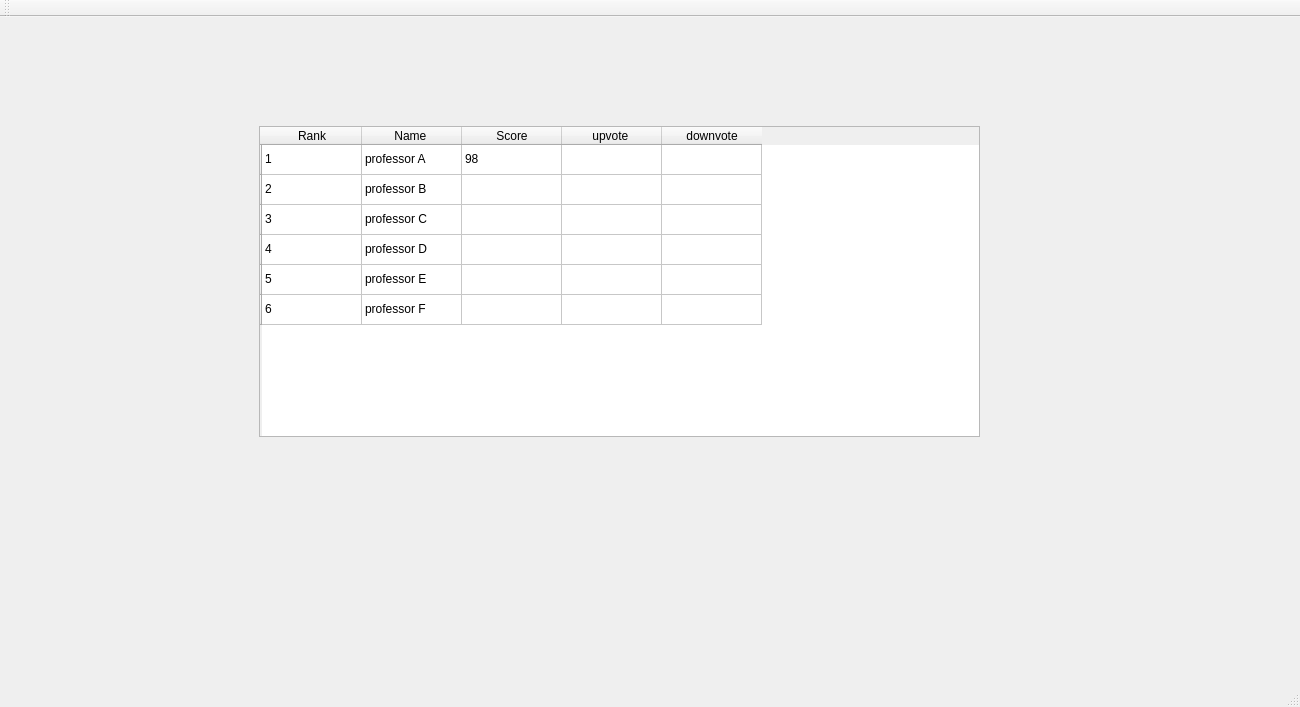
First picture: the form in mainwindow.ui, repository Youssef2778/Rate-AUC-Professors-2.0, before the edit.
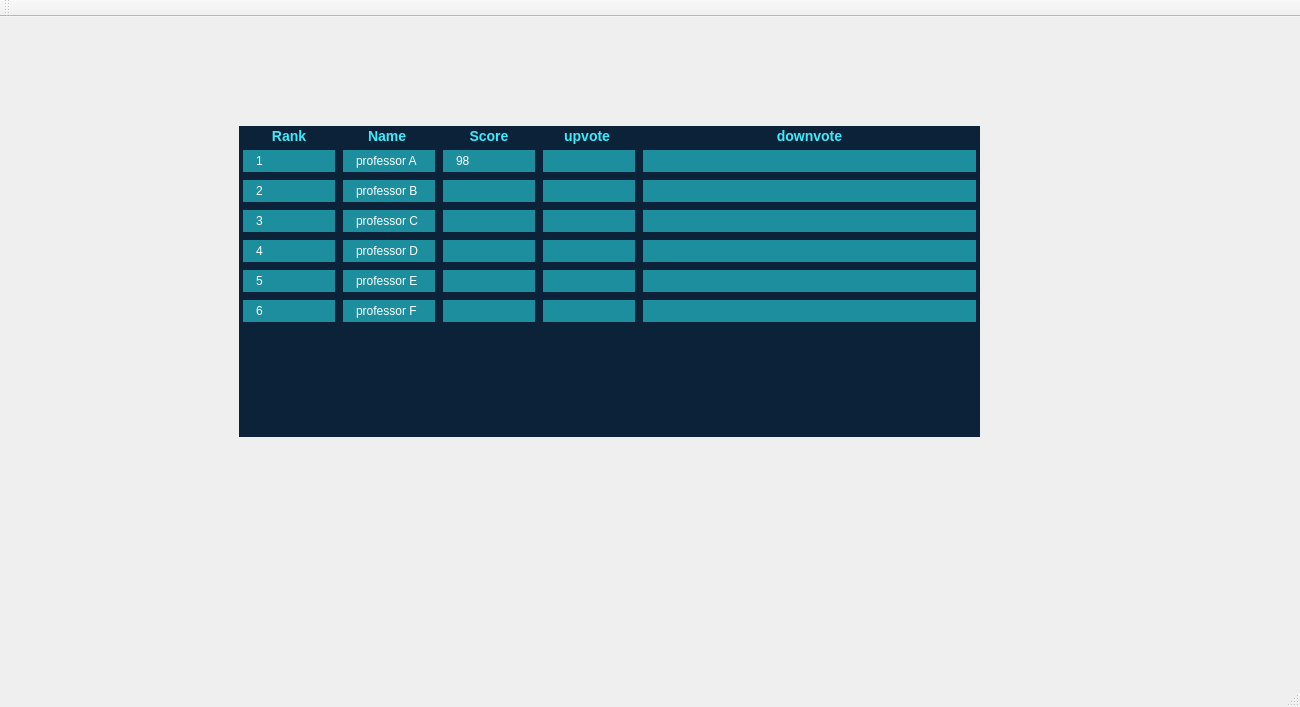
Second picture: the form after the edit. Icons and pictures are not drawn.

Commit message: second design of leaderboard

```diff
--- a/mainwindow.ui
+++ b/mainwindow.ui
@@ -446,20 +446,68 @@
        <widget class="QTableWidget" name="tableWidget">
         <property name="geometry">
          <rect>
-          <x>250</x>
+          <x>230</x>
           <y>100</y>
-          <width>721</width>
+          <width>741</width>
           <height>311</height>
          </rect>
         </property>
+        <property name="styleSheet">
+         <string notr="true">/* The background of the whole page */
+QTableWidget {
+    background-color: #0b2239; /* Darker blue to match your theme */
+    border: none;
+    gridline-color: transparent;
+    outline: 0;
+}
+
+/* The Professor &quot;Cards&quot; */
+QTableWidget::item {
+    background-color: #1d8e9e; 
+    border-radius: 15px; /* Softer rounded corners */
+    margin: 4px;
+    color: white;
+    padding: 10px;
+}
+
+/* The Header Bar */
+QHeaderView::section {
+    background-color: #0b2239;
+    color: #3decfc;
+    border: none;
+    font-weight: bold;
+    font-size: 14px;
+}</string>
+        </property>
+        <property name="frameShape">
+         <enum>QFrame::NoFrame</enum>
+        </property>
+        <property name="frameShadow">
+         <enum>QFrame::Sunken</enum>
+        </property>
+        <property name="editTriggers">
+         <set>QAbstractItemView::NoEditTriggers</set>
+        </property>
+        <property name="selectionMode">
+         <enum>QAbstractItemView::NoSelection</enum>
+        </property>
+        <property name="showGrid">
+         <bool>false</bool>
+        </property>
+        <attribute name="horizontalHeaderStretchLastSection">
+         <bool>true</bool>
+        </attribute>
+        <attribute name="verticalHeaderVisible">
+         <bool>false</bool>
+        </attribute>
         <row>
          <property name="text">
-          <string/>
+          <string>test</string>
          </property>
         </row>
         <row>
          <property name="text">
-          <string/>
+          <string>test1</string>
          </property>
         </row>
         <row>
```
The commit also changes 1 other file.
